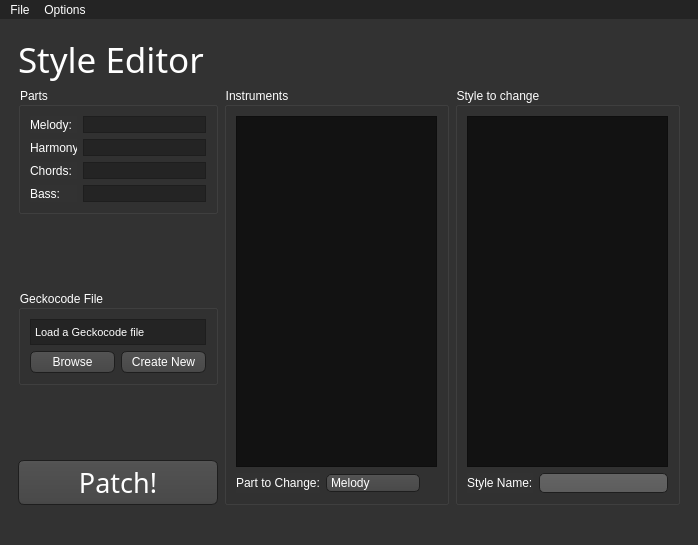
BenjaminHalko/WiiMusicEditorPlus, file WiiMusicPlus.ui: the form before one commit.
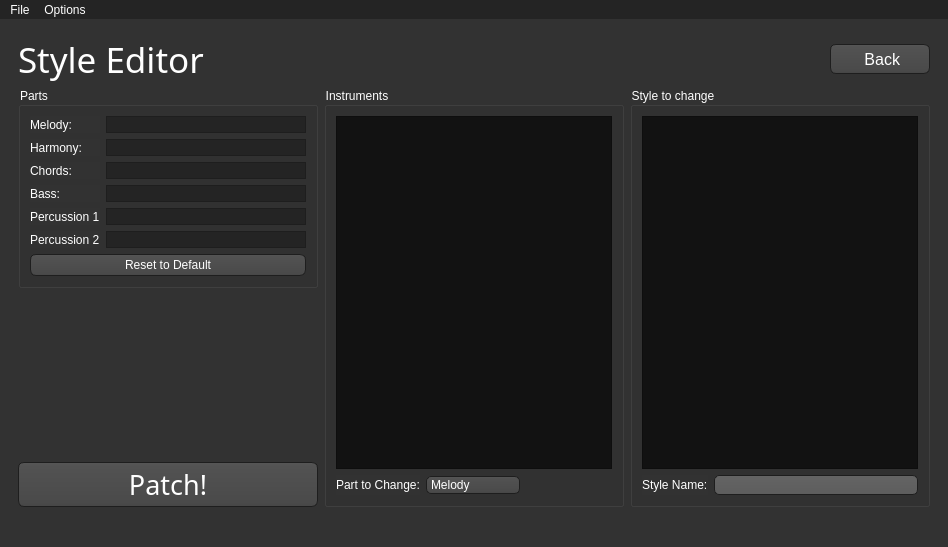
The form after the commit. The open tabs and pages were chosen to show the change. Icons and pictures are not drawn.

Commit message: Almost Finished Style Editor

```diff
--- a/WiiMusicPlus.ui
+++ b/WiiMusicPlus.ui
@@ -6,8 +6,8 @@
    <rect>
     <x>0</x>
     <y>0</y>
-    <width>698</width>
-    <height>545</height>
+    <width>948</width>
+    <height>547</height>
    </rect>
   </property>
   <property name="palette">
@@ -452,6 +452,9 @@
     </disabled>
    </palette>
   </property>
+  <property name="contextMenuPolicy">
+   <enum>Qt::NoContextMenu</enum>
+  </property>
   <property name="windowTitle">
    <string>Wii Music Editor Plus</string>
   </property>
@@ -1377,7 +1380,7 @@
      </disabled>
     </palette>
    </property>
-   <layout class="QHBoxLayout" name="horizontalLayout">
+   <layout class="QVBoxLayout" name="verticalLayout_12">
     <item>
      <widget class="QStackedWidget" name="MainWidget">
       <property name="font">
@@ -1386,11 +1389,8 @@
         <pointsize>72</pointsize>
        </font>
       </property>
-      <property name="contextMenuPolicy">
-       <enum>Qt::NoContextMenu</enum>
-      </property>
       <property name="currentIndex">
-       <number>0</number>
+       <number>2</number>
       </property>
       <widget class="QWidget" name="MainPage">
        <layout class="QVBoxLayout" name="verticalLayout_9">
@@ -2027,6 +2027,24 @@
             </property>
            </widget>
           </item>
+          <item>
+           <widget class="QPushButton" name="StE_Back_Button">
+            <property name="maximumSize">
+             <size>
+              <width>100</width>
+              <height>30</height>
+             </size>
+            </property>
+            <property name="font">
+             <font>
+              <pointsize>12</pointsize>
+             </font>
+            </property>
+            <property name="text">
+             <string> Back</string>
+            </property>
+           </widget>
+          </item>
          </layout>
         </item>
         <item>
@@ -2063,7 +2081,7 @@
                   <widget class="QLabel" name="StE_Part_Melody_Label">
                    <property name="maximumSize">
                     <size>
-                     <width>47</width>
+                     <width>70</width>
                      <height>16777215</height>
                     </size>
                    </property>
@@ -2113,7 +2131,7 @@
                    </property>
                    <property name="maximumSize">
                     <size>
-                     <width>47</width>
+                     <width>70</width>
                      <height>16777215</height>
                     </size>
                    </property>
@@ -2163,7 +2181,7 @@
                    </property>
                    <property name="maximumSize">
                     <size>
-                     <width>47</width>
+                     <width>70</width>
                      <height>16777215</height>
                     </size>
                    </property>
@@ -2213,7 +2231,7 @@
                    </property>
                    <property name="maximumSize">
                     <size>
-                     <width>47</width>
+                     <width>70</width>
                      <height>16777215</height>
                     </size>
                    </property>
@@ -2251,38 +2269,31 @@
                  </item>
                 </layout>
                </item>
-              </layout>
-             </widget>
-            </item>
             <item>
-             <spacer name="verticalSpacer">
-              <property name="orientation">
-               <enum>Qt::Vertical</enum>
-              </property>
-              <property name="sizeHint" stdset="0">
-               <size>
-                <width>20</width>
-                <height>40</height>
-               </size>
-              </property>
-             </spacer>
-            </item>
+                <layout class="QHBoxLayout" name="StE_Part_Percussion1">
             <item>
-             <widget class="QGroupBox" name="StE_Geckocode_Layout">
-              <property name="title">
-               <string>Geckocode File</string>
-              </property>
-              <layout class="QVBoxLayout" name="verticalLayout_11">
-               <item>
-                <widget class="QLabel" name="StE_Geckocode_Path">
+                  <widget class="QLabel" name="StE_Part_Percussion1_Label">
                  <property name="minimumSize">
                   <size>
                    <width>0</width>
-                   <height>26</height>
+                     <height>0</height>
                   </size>
                  </property>
                  <property name="maximumSize">
                   <size>
+                     <width>70</width>
+                     <height>16777215</height>
+                    </size>
+                   </property>
+                   <property name="text">
+                    <string>Percussion 1:</string>
+                   </property>
+                  </widget>
+                 </item>
+                 <item>
+                  <widget class="QLabel" name="StE_Part_Percussion1_Instrument">
+                   <property name="maximumSize">
+                    <size>
                    <width>16777215</width>
                    <height>26</height>
                   </size>
@@ -2296,48 +2307,75 @@
                   <bool>true</bool>
                  </property>
                  <property name="styleSheet">
-                  <string notr="true">QLabel
-{
-padding: 1px;
+                    <string notr="true">padding: 1px;
 border: 1px solid;
 border-color: #1e1e1e;
-background-color: #242424;
-}
-
-QLabel[error=&quot;true&quot;]
-{
-padding: 1px;
-border: 1px solid;
-border-color: red;
-background-color: #242424;
-}</string>
+background-color: #242424;</string>
                  </property>
                  <property name="text">
-                  <string>Load a Geckocode file</string>
+                    <string/>
                  </property>
                 </widget>
                </item>
+                </layout>
+               </item>
                <item>
-                <layout class="QHBoxLayout" name="StE_Geckocode_Button_Layout">
+                <layout class="QHBoxLayout" name="StE_Part_Percussion2">
                  <item>
-                  <widget class="QPushButton" name="StE_Geckocode_Browse">
-                   <property name="font">
-                    <font/>
+                  <widget class="QLabel" name="StE_Part_Percussion2_Label">
+                   <property name="minimumSize">
+                    <size>
+                     <width>0</width>
+                     <height>0</height>
+                    </size>
                    </property>
+                   <property name="maximumSize">
+                    <size>
+                     <width>70</width>
+                     <height>16777215</height>
+                    </size>
+                   </property>
                    <property name="text">
-                    <string>Browse</string>
+                    <string>Percussion 2:</string>
                    </property>
                   </widget>
                  </item>
                  <item>
-                  <widget class="QPushButton" name="StE_Geckocode_Create">
+                  <widget class="QLabel" name="StE_Part_Percussion2_Instrument">
+                   <property name="maximumSize">
+                    <size>
+                     <width>16777215</width>
+                     <height>26</height>
+                    </size>
+                   </property>
+                   <property name="font">
+                    <font>
+                     <pointsize>8</pointsize>
+                    </font>
+                   </property>
+                   <property name="acceptDrops">
+                    <bool>true</bool>
+                   </property>
+                   <property name="styleSheet">
+                    <string notr="true">padding: 1px;
+border: 1px solid;
+border-color: #1e1e1e;
+background-color: #242424;</string>
+                   </property>
                    <property name="text">
-                    <string>Create New</string>
+                    <string/>
                    </property>
                   </widget>
                  </item>
                 </layout>
                </item>
+               <item>
+                <widget class="QPushButton" name="StE_ResetStyle">
+                 <property name="text">
+                  <string>Reset to Default</string>
+                 </property>
+                </widget>
+               </item>
               </layout>
              </widget>
             </item>
@@ -2376,13 +2414,19 @@
            </layout>
           </item>
           <item>
-           <widget class="QGroupBox" name="StE_Intruments">
+           <widget class="QGroupBox" name="StE_Instruments">
+            <property name="maximumSize">
+             <size>
+              <width>300</width>
+              <height>16777215</height>
+             </size>
+            </property>
             <property name="title">
              <string>Instruments</string>
             </property>
             <layout class="QVBoxLayout" name="verticalLayout_32">
              <item>
-              <widget class="QListWidget" name="StE_IntrumentList"/>
+              <widget class="QListWidget" name="StE_InstrumentList"/>
              </item>
              <item>
               <layout class="QHBoxLayout" name="StE_PartSelector_Layout">
@@ -2447,6 +2491,12 @@
           </item>
           <item>
            <widget class="QGroupBox" name="StE_Styles">
+            <property name="maximumSize">
+             <size>
+              <width>300</width>
+              <height>16777215</height>
+             </size>
+            </property>
             <property name="title">
              <string>Style to change</string>
             </property>
@@ -2494,8 +2544,8 @@
     <rect>
      <x>0</x>
      <y>0</y>
-     <width>698</width>
-     <height>21</height>
+     <width>948</width>
+     <height>22</height>
     </rect>
    </property>
    <widget class="QMenu" name="menuFile">
```
Lines whose indentation alone changed are shown as unchanged. The commit also changes 13 other files.
